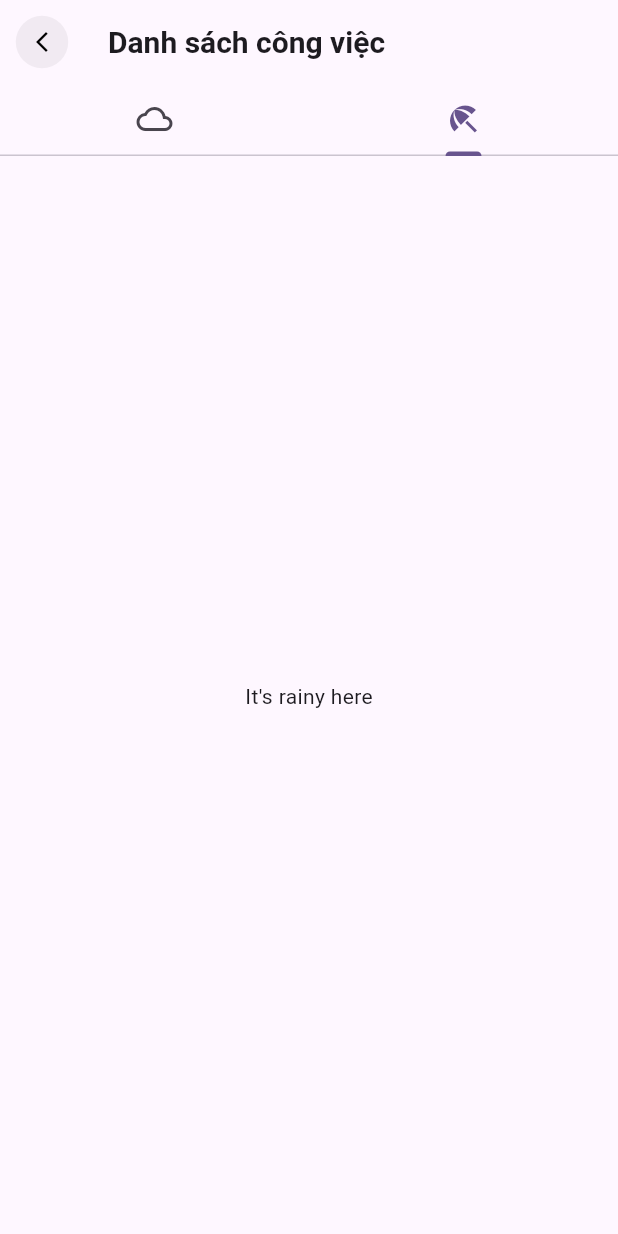
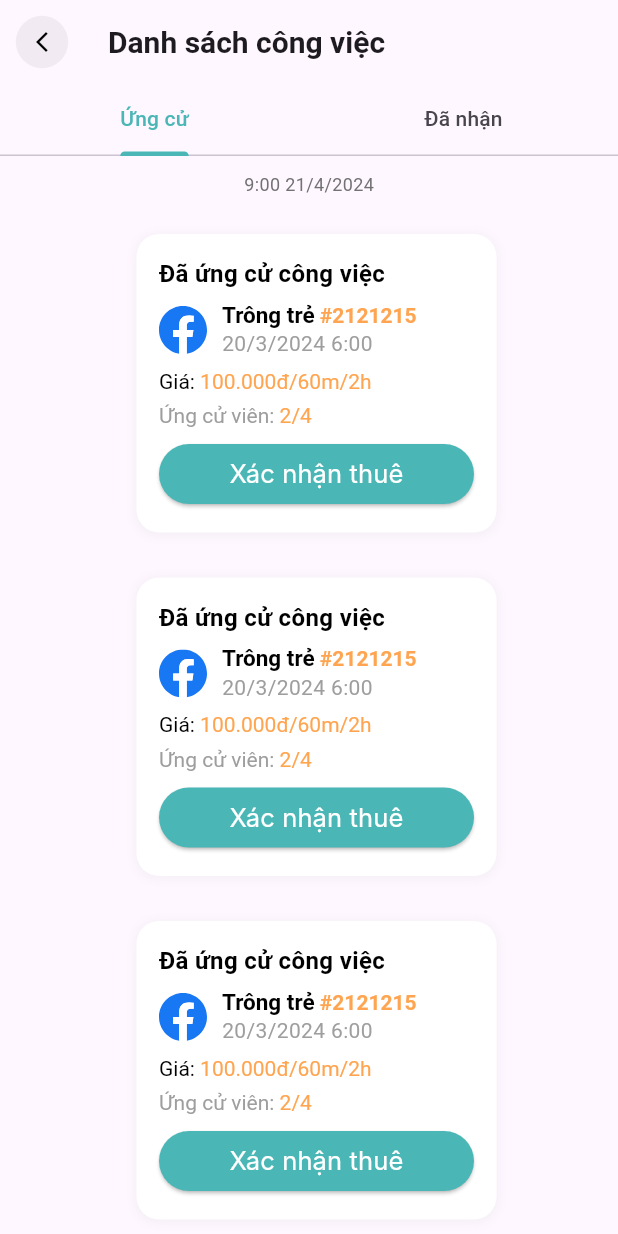
Before and after one commit to KKuyen/SE121_GiupViecApp, a Flutter app: the ListTaskMessage screen opened directly, on a phone screen of 412 x 824 dp. Run offline on Flutter 3.47's test engine with Material 3 defaults, Android fonts, the phone set to English and light mode, and no system bars; our stand-ins replace carousel_slider, flutter_svg, font_awesome_flutter, image_picker, pin_code_fields; Roboto replaces fonts that are missing (Inter); project files that could hold a hidden picture were left out.

Commit message:
all tab of message: done

```diff
--- /dev/null
+++ b/FrontEnd/lib/common/widgets/message/jobCard.dart
@@ -0,0 +1,173 @@
+import 'package:flutter/material.dart';
+import 'package:flutter_svg/flutter_svg.dart';
+import 'package:se121_giupviec_app/common/widgets/button/sizedbutton.dart';
+import 'package:se121_giupviec_app/core/configs/assets/app_vectors.dart';
+import 'package:se121_giupviec_app/core/configs/theme/app_colors.dart';
+
+class JobCard extends StatelessWidget {
+  final String avatar;
+  final bool isMe;
+  final bool isCenter;
+  const JobCard({
+    required this.avatar,
+    required this.isMe,
+    this.isCenter = false,
+    super.key,
+  });
+
+  @override
+  Widget build(BuildContext context) {
+    return Padding(
+      padding: const EdgeInsets.symmetric(vertical: 10),
+      child: Container(
+        margin: const EdgeInsets.symmetric(vertical: 5),
+        child: Row(
+          crossAxisAlignment: CrossAxisAlignment.end,
+          mainAxisAlignment: isCenter
+              ? MainAxisAlignment.center
+              : isMe
+                  ? MainAxisAlignment.end
+                  : MainAxisAlignment.start,
+          children: [
+            if (!isMe && !isCenter)
+              SvgPicture.asset(
+                avatar,
+                width: 32,
+                height: 32,
+              ),
+            const SizedBox(
+              width: 10,
+            ),
+            Container(
+              width: 240,
+              decoration: BoxDecoration(
+                color: Colors.white,
+                borderRadius: BorderRadius.circular(15),
+                boxShadow: [
+                  BoxShadow(
+                    color: Colors.grey.withOpacity(0.1),
+                    spreadRadius: 1,
+                    blurRadius: 5,
+                    offset: const Offset(0, 1),
+                  ),
+                ],
+              ),
+              child: Padding(
+                padding: const EdgeInsets.all(15),
+                child: Column(
+                  crossAxisAlignment: CrossAxisAlignment.start,
+                  children: [
+                    const Text("Đã ứng cử công việc",
+                        style: TextStyle(
+                          color: Colors.black,
+                          fontSize: 16,
+                          fontWeight: FontWeight.bold,
+                        )),
+                    const SizedBox(
+                      height: 7,
+                    ),
+                    Row(
+                      children: [
+                        SvgPicture.asset(
+                          AppVectors.facebook,
+                          width: 32,
+                          height: 32,
+                        ),
+                        const SizedBox(
+                          width: 10,
+                        ),
+                        Column(
+                          crossAxisAlignment: CrossAxisAlignment.start,
+                          children: [
+                            RichText(
+                              text: const TextSpan(
+                                text: "Trông trẻ",
+                                style: TextStyle(
+                                    color: Colors.black,
+                                    fontSize: 15,
+                                    fontWeight: FontWeight.bold),
+                                children: [
+                                  TextSpan(
+                                    text: " #2121215",
+                                    style: TextStyle(
+                                      color: AppColors.cam_main,
+                                      fontSize: 14,
+                                    ),
+                                  ),
+                                ],
+                              ),
+                            ),
+                            const Text(
+                              "20/3/2024 6:00",
+                              style: TextStyle(
+                                color: Colors.grey,
+                                fontSize: 14,
+                              ),
+                            ),
+                          ],
+                        ),
+                      ],
+                    ),
+                    const SizedBox(
+                      height: 7,
+                    ),
+                    RichText(
+                      text: const TextSpan(
+                        text: "Giá: ",
+                        style: TextStyle(
+                          color: Colors.black,
+                          fontSize: 14,
+                        ),
+                        children: [
+                          TextSpan(
+                            text: "100.000đ/60m/2h",
+                            style: TextStyle(
+                              color: AppColors.cam_main,
+                              fontSize: 14,
+                            ),
+                          ),
+                        ],
+                      ),
+                    ),
+                    const SizedBox(
+                      height: 7,
+                    ),
+                    RichText(
+                      text: const TextSpan(
+                        text: "Ứng cử viên: ",
+                        style: TextStyle(
+                          color: Colors.grey,
+                          fontSize: 14,
+                        ),
+                        children: [
+                          TextSpan(
+                            text: "2/4",
+                            style: TextStyle(
+                              color: AppColors.cam_main,
+                              fontSize: 14,
+                            ),
+                          ),
+                        ],
+                      ),
+                    ),
+                    const SizedBox(
+                      height: 7,
+                    ),
+                    Sizedbutton(
+                      onPressFun: () {},
+                      text: "Xác nhận thuê",
+                      backgroundColor: AppColors.xanh_main,
+                      textColor: Colors.white,
+                      width: 210,
+                      height: 40,
+                    )
+                  ],
+                ),
+              ),
+            )
+          ],
+        ),
+      ),
+    );
+  }
+}
--- a/FrontEnd/lib/presentation/user/message/detailMessage.dart
+++ b/FrontEnd/lib/presentation/user/message/detailMessage.dart
@@ -2,6 +2,8 @@ import 'package:flutter/material.dart';
 import 'package:flutter_svg/flutter_svg.dart';
 import 'package:image_picker/image_picker.dart';
 import 'package:se121_giupviec_app/common/widgets/appbar/app_bar.dart';
+import 'package:se121_giupviec_app/common/widgets/button/sizedbutton.dart';
+import 'package:se121_giupviec_app/common/widgets/message/jobCard.dart';
 import 'package:se121_giupviec_app/core/configs/assets/app_vectors.dart';
 import 'package:se121_giupviec_app/core/configs/constants/app_info.dart';
 import 'package:se121_giupviec_app/core/configs/theme/app_colors.dart';
@@ -31,8 +33,9 @@ class _DetailmessageState extends State<Detailmessage> {
   Widget build(BuildContext context) {
     return Scaffold(
       resizeToAvoidBottomInset: false,
+      backgroundColor: const Color(0xFFF2F2F2),
       appBar: BasicAppbar(
-          color: Color.fromARGB(255, 244, 244, 244),
+          color: const Color.fromARGB(255, 255, 255, 255),
           isHideBackButton: false,
           action: Row(
             children: [
@@ -135,6 +138,10 @@ class _DetailmessageState extends State<Detailmessage> {
                 avatar: widget.user.avatar,
                 isMe: true,
                 message: 'Chào bạn, bạn cần giúp gì?',
+              ),
+              JobCard(
+                avatar: widget.user.avatar,
+                isMe: false,
               ),
               _messageCard(
                 avatar: widget.user.avatar,
@@ -259,7 +266,7 @@ class _messageCard extends StatelessWidget {
           Container(
             padding: const EdgeInsets.symmetric(horizontal: 15, vertical: 10),
             decoration: BoxDecoration(
-              color: isMe ? AppColors.cam_main : const Color(0xFFEEEEEE),
+              color: isMe ? AppColors.cam_main : Colors.white,
               borderRadius: BorderRadius.only(
                 topLeft: const Radius.circular(15),
                 topRight: const Radius.circular(15),
--- a/FrontEnd/lib/presentation/user/message/listTaskMessage.dart
+++ b/FrontEnd/lib/presentation/user/message/listTaskMessage.dart
@@ -1,7 +1,9 @@
 import 'package:flutter/material.dart';
 import 'package:se121_giupviec_app/common/widgets/appbar/app_bar.dart';
+import 'package:se121_giupviec_app/common/widgets/message/jobCard.dart';
 import 'package:se121_giupviec_app/core/configs/assets/app_vectors.dart';
 import 'package:se121_giupviec_app/core/configs/constants/app_info.dart';
+import 'package:se121_giupviec_app/core/configs/theme/app_colors.dart';
 
 class ListTaskMessage extends StatefulWidget {
   const ListTaskMessage({super.key});
@@ -14,7 +16,7 @@ class _ListTaskMessageState extends State<ListTaskMessage> {
   @override
   Widget build(BuildContext context) {
     return DefaultTabController(
-      initialIndex: 1,
+      initialIndex: 0,
       length: 2,
       child: Scaffold(
         appBar: AppBar(
@@ -41,12 +43,14 @@ class _ListTaskMessageState extends State<ListTaskMessage> {
             },
           ),
           bottom: const TabBar(
+            indicatorColor: AppColors.xanh_main,
+            labelColor: AppColors.xanh_main,
             tabs: <Widget>[
               Tab(
-                icon: Icon(Icons.cloud_outlined),
+                text: "Ứng cử",
               ),
               Tab(
-                icon: Icon(Icons.beach_access_sharp),
+                text: "Đã nhận",
               ),
             ],
           ),
@@ -54,10 +58,10 @@ class _ListTaskMessageState extends State<ListTaskMessage> {
         body: const TabBarView(
           children: <Widget>[
             Center(
-              child: Text("It's cloudy here"),
+              child: UngCuTab(),
             ),
             Center(
-              child: Text("It's rainy here"),
+              child: DaNhanTab(),
             )
           ],
         ),
@@ -65,3 +69,69 @@ class _ListTaskMessageState extends State<ListTaskMessage> {
     );
   }
 }
+
+class DaNhanTab extends StatelessWidget {
+  const DaNhanTab({
+    super.key,
+  });
+
+  @override
+  Widget build(BuildContext context) {
+    return const SingleChildScrollView(
+      child: Column(
+        children: [
+          _time(time: "9:00 21/4/2024"),
+          JobCard(avatar: AppVectors.facebook, isMe: false, isCenter: true),
+          JobCard(avatar: AppVectors.facebook, isMe: false, isCenter: true),
+          JobCard(avatar: AppVectors.facebook, isMe: false, isCenter: true),
+          _time(time: "9:00 21/4/2024"),
+          JobCard(avatar: AppVectors.facebook, isMe: false, isCenter: true),
+        ],
+      ),
+    );
+  }
+}
+
+class UngCuTab extends StatelessWidget {
+  const UngCuTab({
+    super.key,
+  });
+
+  @override
+  Widget build(BuildContext context) {
+    return const SingleChildScrollView(
+      child: Column(
+        children: [
+          _time(time: "9:00 21/4/2024"),
+          JobCard(avatar: AppVectors.facebook, isMe: false, isCenter: true),
+          JobCard(avatar: AppVectors.facebook, isMe: false, isCenter: true),
+          JobCard(avatar: AppVectors.facebook, isMe: false, isCenter: true),
+          _time(time: "9:00 21/4/2024"),
+          JobCard(avatar: AppVectors.facebook, isMe: false, isCenter: true),
+        ],
+      ),
+    );
+  }
+}
+
+class _time extends StatelessWidget {
+  final String time;
+  const _time({
+    required this.time,
+    super.key,
+  });
+
+  @override
+  Widget build(BuildContext context) {
+    return Padding(
+      padding: const EdgeInsets.symmetric(vertical: 10),
+      child: Text(
+        time,
+        style: const TextStyle(
+          color: AppColors.xam72,
+          fontSize: 12,
+        ),
+      ),
+    );
+  }
+}
```
